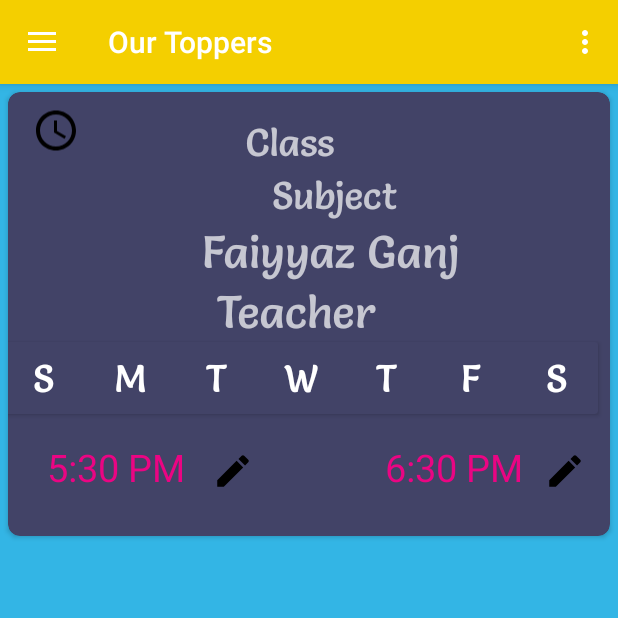
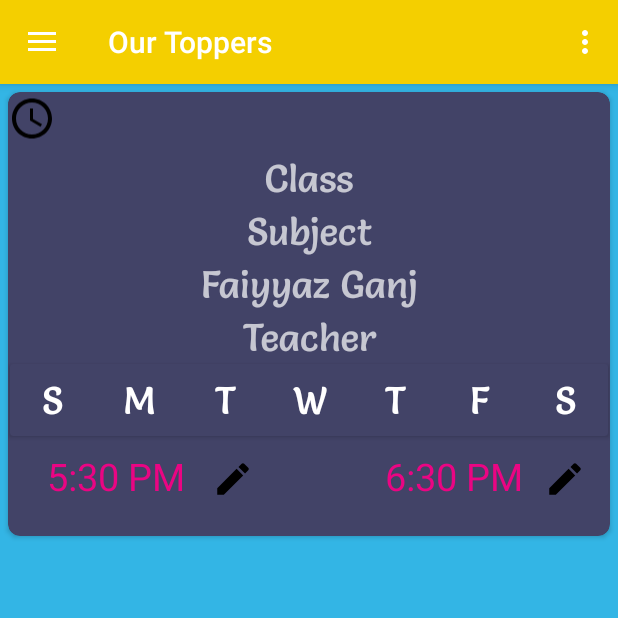
Before and after one commit to MSSIDDIQUE/CoachingApp, an Android app: the screen it shows after launch (MainActivity), in the side drawer, after a tap on "Gallery", on a phone screen of 412 x 824 dp, the top half of it. Run offline under Robolectric (Android 15) with nearby library versions, the phone set to English and light mode, and no system bars; our stand-ins replace CircleImageView, Firebase (no records; nobody signed in at launch, a user with empty details on screens opened directly), Picasso; Roboto replaces fonts that are not available here.

Commit message:
Second Push

```diff
--- a/app/src/main/res/layout/time_item_layout.xml
+++ b/app/src/main/res/layout/time_item_layout.xml
@@ -35,37 +35,36 @@
 
             <TextView
                 android:id="@+id/Branch"
-                android:layout_width="196dp"
-                android:layout_height="40dp"
-                android:layout_marginEnd="88dp"
+                android:layout_width="0dp"
+                android:layout_height="35dp"
+                android:layout_marginEnd="8dp"
                 android:layout_marginLeft="8dp"
-                android:layout_marginRight="88dp"
+                android:layout_marginRight="8dp"
                 android:layout_marginStart="8dp"
                 android:gravity="center_vertical|center_horizontal"
                 android:text="Faiyyaz Ganj"
-                android:textSize="30dp"
+                android:textSize="25dp"
                 app:fontFamily="@font/salsa"
                 app:layout_constraintEnd_toEndOf="parent"
-                app:layout_constraintHorizontal_bias="1.0"
                 app:layout_constraintStart_toStartOf="parent"
                 app:layout_constraintTop_toBottomOf="@+id/Subject" />
 
             <TextView
                 android:id="@+id/Class"
-                android:layout_width="133dp"
+                android:layout_width="0dp"
                 android:layout_height="35dp"
                 android:layout_marginEnd="8dp"
-                android:layout_marginLeft="72dp"
+                android:layout_marginLeft="8dp"
                 android:layout_marginRight="8dp"
-                android:layout_marginStart="72dp"
-                android:layout_marginTop="16dp"
+                android:layout_marginStart="8dp"
+                android:layout_marginTop="40dp"
                 android:gravity="center_vertical|center_horizontal"
                 android:text="Class"
                 android:textSize="25dp"
                 app:fontFamily="@font/salsa"
                 app:layout_constraintEnd_toEndOf="parent"
-                app:layout_constraintHorizontal_bias="0.008"
-                app:layout_constraintStart_toEndOf="@+id/imageView5"
+                app:layout_constraintHorizontal_bias="0.0"
+                app:layout_constraintStart_toStartOf="parent"
                 app:layout_constraintTop_toTopOf="parent" />
 
             <TextView
@@ -86,40 +85,38 @@
                 android:textSize="25dp"
                 app:layout_constraintBottom_toBottomOf="parent"
                 app:layout_constraintEnd_toEndOf="parent"
-                app:layout_constraintTop_toBottomOf="@+id/DayPicker"
-                app:layout_constraintVertical_bias="0.0" />
+                app:layout_constraintTop_toBottomOf="@+id/DayPicker" />
 
             <TextView
                 android:id="@+id/Subject"
-                android:layout_width="168dp"
+                android:layout_width="0dp"
                 android:layout_height="35dp"
-                android:layout_marginEnd="100dp"
+                android:layout_marginEnd="8dp"
                 android:layout_marginLeft="8dp"
-                android:layout_marginRight="100dp"
+                android:layout_marginRight="8dp"
                 android:layout_marginStart="8dp"
                 android:gravity="center_vertical|center_horizontal"
                 android:text="Subject"
                 android:textSize="25dp"
                 app:fontFamily="@font/salsa"
                 app:layout_constraintEnd_toEndOf="parent"
-                app:layout_constraintHorizontal_bias="1.0"
                 app:layout_constraintStart_toStartOf="parent"
                 app:layout_constraintTop_toBottomOf="@+id/Class" />
 
             <TextView
                 android:id="@+id/Teacher"
-                android:layout_width="144dp"
-                android:layout_height="40dp"
+                android:layout_width="0dp"
+                android:layout_height="35dp"
                 android:layout_marginEnd="8dp"
-                android:layout_marginLeft="120dp"
+                android:layout_marginLeft="8dp"
                 android:layout_marginRight="8dp"
-                android:layout_marginStart="120dp"
+                android:layout_marginStart="8dp"
                 android:gravity="center_vertical|center_horizontal"
                 android:text="Teacher"
-                android:textSize="30dp"
+                android:textSize="25dp"
                 app:fontFamily="@font/salsa"
                 app:layout_constraintEnd_toEndOf="parent"
-                app:layout_constraintHorizontal_bias="0.0"
+                app:layout_constraintHorizontal_bias="0.555"
                 app:layout_constraintStart_toStartOf="parent"
                 app:layout_constraintTop_toBottomOf="@+id/Branch" />
 
@@ -140,21 +137,14 @@
                 android:textSize="25dp"
                 app:layout_constraintBottom_toBottomOf="parent"
                 app:layout_constraintStart_toStartOf="parent"
-                app:layout_constraintTop_toBottomOf="@+id/DayPicker"
-                app:layout_constraintVertical_bias="0.0" />
+                app:layout_constraintTop_toBottomOf="@+id/DayPicker" />
 
             <ImageView
                 android:id="@+id/imageView5"
                 android:layout_width="32dp"
                 android:layout_height="35dp"
-                android:layout_marginBottom="112dp"
-                android:layout_marginLeft="16dp"
-                android:layout_marginStart="16dp"
-                android:layout_marginTop="8dp"
-                app:layout_constraintBottom_toTopOf="@+id/To"
                 app:layout_constraintStart_toStartOf="parent"
                 app:layout_constraintTop_toTopOf="parent"
-                app:layout_constraintVertical_bias="0.0"
                 app:srcCompat="@drawable/ic_access_time_black_24dp" />
 
             <ImageView
@@ -166,7 +156,7 @@
                 app:layout_constraintBottom_toBottomOf="parent"
                 app:layout_constraintStart_toEndOf="@+id/From"
                 app:layout_constraintTop_toBottomOf="@+id/DayPicker"
-                app:layout_constraintVertical_bias="0.0"
+                app:layout_constraintVertical_bias="1.0"
                 app:srcCompat="@drawable/ic_create_black_24dp" />
 
             <ImageView
@@ -178,7 +168,7 @@
                 app:layout_constraintBottom_toBottomOf="parent"
                 app:layout_constraintStart_toEndOf="@+id/To"
                 app:layout_constraintTop_toBottomOf="@+id/DayPicker"
-                app:layout_constraintVertical_bias="0.0"
+                app:layout_constraintVertical_bias="1.0"
                 app:srcCompat="@drawable/ic_create_black_24dp" />
 
             <android.support.v7.widget.CardView
@@ -186,14 +176,13 @@
                 android:layout_width="wrap_content"
                 android:layout_height="wrap_content"
                 android:layout_marginEnd="8dp"
-                android:layout_marginLeft="16dp"
-                android:layout_marginRight="16dp"
+                android:layout_marginLeft="8dp"
+                android:layout_marginRight="8dp"
                 android:layout_marginStart="8dp"
                 android:background="@android:color/white"
                 android:padding="24dp"
                 app:cardBackgroundColor="#424367"
                 app:layout_constraintEnd_toEndOf="parent"
-                app:layout_constraintHorizontal_bias="1.0"
                 app:layout_constraintStart_toStartOf="parent"
                 app:layout_constraintTop_toBottomOf="@+id/Teacher">
 
```
